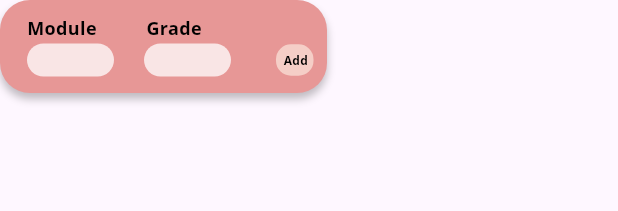
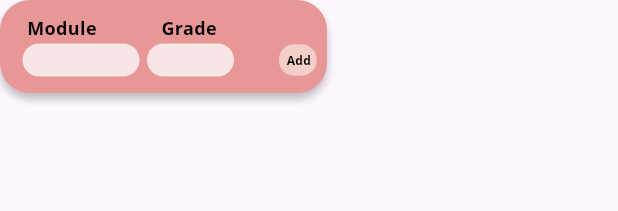
Before and after one commit to weavinofficial/Frontend, a Flutter app: the InputButton widget shown alone on an empty page, opened directly, on a phone screen of 412 x 824 dp. Shown: the top 211 px of the screen. Run offline on Flutter 3.47's test engine with Material 3 defaults, Android fonts, the phone set to English and light mode, and no system bars; missing offline and left inert: myapp; Roboto replaces fonts that are missing (Noto Sans).

Commit message:
Add input string feature, convert the class from stateless to stateful

```diff
--- a/lib/input_butten.dart
+++ b/lib/input_butten.dart
@@ -1,7 +1,16 @@
 import 'package:flutter/material.dart';
+import 'package:flutter/services.dart';
+// import 'package:http/http.dart' as http;
 
-class InputButton extends StatelessWidget {
-  const InputButton({super.key});
+class InputButton extends StatefulWidget {
+  @override
+  _InputButtonState createState() => _InputButtonState();
+}
+
+//Input Button
+class _InputButtonState extends State<InputButton> {
+  bool _isValid1st = true;
+  bool _isValid2nd = true;
 
   @override
   Widget build(BuildContext context) {
@@ -9,11 +18,11 @@ class InputButton extends StatelessWidget {
         width: 218,
         height: 62,
         decoration: ShapeDecoration(
-          color: Color(0xFFE79796),
+          color: const Color(0xFFE79796),
           shape: RoundedRectangleBorder(
             borderRadius: BorderRadius.circular(20),
           ),
-          shadows: [
+          shadows: const [
             BoxShadow(
               color: Color(0x3F000000),
               blurRadius: 4,
@@ -23,8 +32,8 @@ class InputButton extends StatelessWidget {
           ],
         ),
         child: Column(children: [
-          SizedBox(height: 10),
-          Row(
+          const SizedBox(height: 10),
+          const Row(
             children: [
               SizedBox(width: 18),
               Text(
@@ -37,7 +46,7 @@ class InputButton extends StatelessWidget {
                   height: 0,
                 ),
               ),
-              SizedBox(width: 33),
+              SizedBox(width: 43),
               Text(
                 'Grade',
                 style: TextStyle(
@@ -50,12 +59,16 @@ class InputButton extends StatelessWidget {
               )
             ],
           ),
-          SizedBox(height: 3),
+          const SizedBox(height: 3),
           Row(
             children: [
-              const SizedBox(width: 18),
+              const SizedBox(width: 15),
+
+
+
+              //Text field for module
               Container(
-                width: 58,
+                width: 78,
                 height: 22,
                 decoration: ShapeDecoration(
                   color: Colors.white.withOpacity(0.75),
@@ -63,30 +76,129 @@ class InputButton extends StatelessWidget {
                     borderRadius: BorderRadius.circular(20),
                   ),
                 ),
+                child: Stack(children: [
+                  Positioned(
+                    bottom: 3,
+                    left: 0,
+                    child: Container(
+                      padding: const EdgeInsets.symmetric(horizontal: 10),
+                      color: Colors.transparent,
+                      child: Text(
+                        _isValid1st ? '' : 'Invalid module',
+                        style: const TextStyle(fontSize: 10, color: Colors.red),
+                      ),
+                    ),
+                  ),
+                  Padding(
+                      padding:
+                          const EdgeInsets.all(8), // Adjust padding as needed
+                      child: TextField(
+                        textAlign: TextAlign.center,
+                        style: const TextStyle(
+                          color: Colors.black,
+                          fontSize: 10,
+                          fontFamily: 'Noto Sans',
+                          fontWeight: FontWeight.w700,
+                        ),
+                        decoration: const InputDecoration(
+                          // hintText: '',
+                          border: InputBorder.none,
+                          counterText: '',
+                        ),
+                        inputFormatters: [
+                          FilteringTextInputFormatter.allow(
+                              RegExp(r'^[A-Z0-9]+$')),
+                        ],
+                        onChanged: (value) {
+                          setState(() {
+                            _isValid1st =
+                                RegExp(r'^[A-Z0-9]+$').hasMatch(value);
+                          });
+                        },
+                        maxLength: 8,
+                        maxLines: 1,
+                      )),
+
+                ]),
               ),
-              const SizedBox(width: 20),
+
+
+
+              //Text field for grade
+              const SizedBox(width: 5),
               Container(
-                width: 58,
-                height: 22,
-                decoration: ShapeDecoration(
-                  color: Colors.white.withOpacity(0.75),
-                  shape: RoundedRectangleBorder(
-                    borderRadius: BorderRadius.circular(20),
+                  width: 58,
+                  height: 22,
+                  decoration: ShapeDecoration(
+                    color: Colors.white.withOpacity(0.75),
+                    shape: RoundedRectangleBorder(
+                      borderRadius: BorderRadius.circular(20),
+                    ),
                   ),
-                ),
+                  child: Stack(children: [
+
+                    Positioned(
+                      bottom: 3,
+                      left: 0,
+                      child: Container(
+                        padding: const EdgeInsets.symmetric(horizontal: 2),
+                        color: Colors.transparent,
+                        child: Text(
+                          _isValid2nd ? '' : 'Invalid grade',
+                          style:
+                              const TextStyle(fontSize: 8, color: Colors.red),
+                        ),
+                      ),
+                    ),
+                    Padding(
+                        padding: const EdgeInsets.all(8),
+                        child: TextField(
+                          textAlign: TextAlign.center,
+                          style: const TextStyle(
+                            color: Colors.black,
+                            fontSize: 10,
+                            fontFamily: 'Noto Sans',
+                            fontWeight: FontWeight.w700,
+                          ),
+                          decoration: const InputDecoration(
+                            border: InputBorder.none,
+                            counterText: '',
+                          ),
+                          inputFormatters: [
+                            FilteringTextInputFormatter.allow(
+                                RegExp(r'^[A-Z0-9+-]+$')),
+                          ],
+                          onChanged: (value) {
+                            setState(() {
+                              _isValid2nd =
+                                  RegExp(r'^[A-Z0-9+-]+$').hasMatch(value);
+                            });
+                          },
+                          maxLength: 2,
+                          maxLines: 1,
+                      )
+                    ),
+
+                  ]
+                )
               ),
+
+
+
+
+              //Add Button
               const SizedBox(width: 30),
               Container(
                 width: 25,
                 height: 21,
                 padding: const EdgeInsets.all(5),
                 decoration: ShapeDecoration(
-                  color: Color(0xFFF5CEC7),
+                  color: const Color(0xFFF5CEC7),
                   shape: RoundedRectangleBorder(
                     borderRadius: BorderRadius.circular(10),
                   ),
                 ),
-                child: Row(
+                child: const Row(
                   mainAxisSize: MainAxisSize.min,
                   mainAxisAlignment: MainAxisAlignment.center,
                   crossAxisAlignment: CrossAxisAlignment.center,
```
